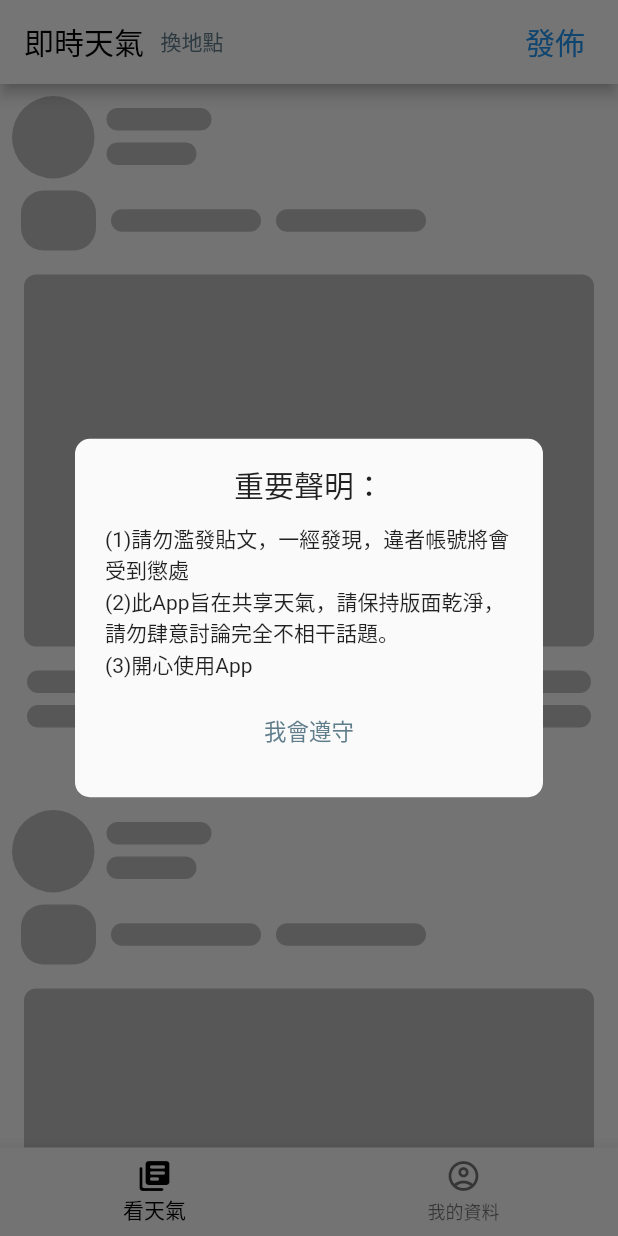
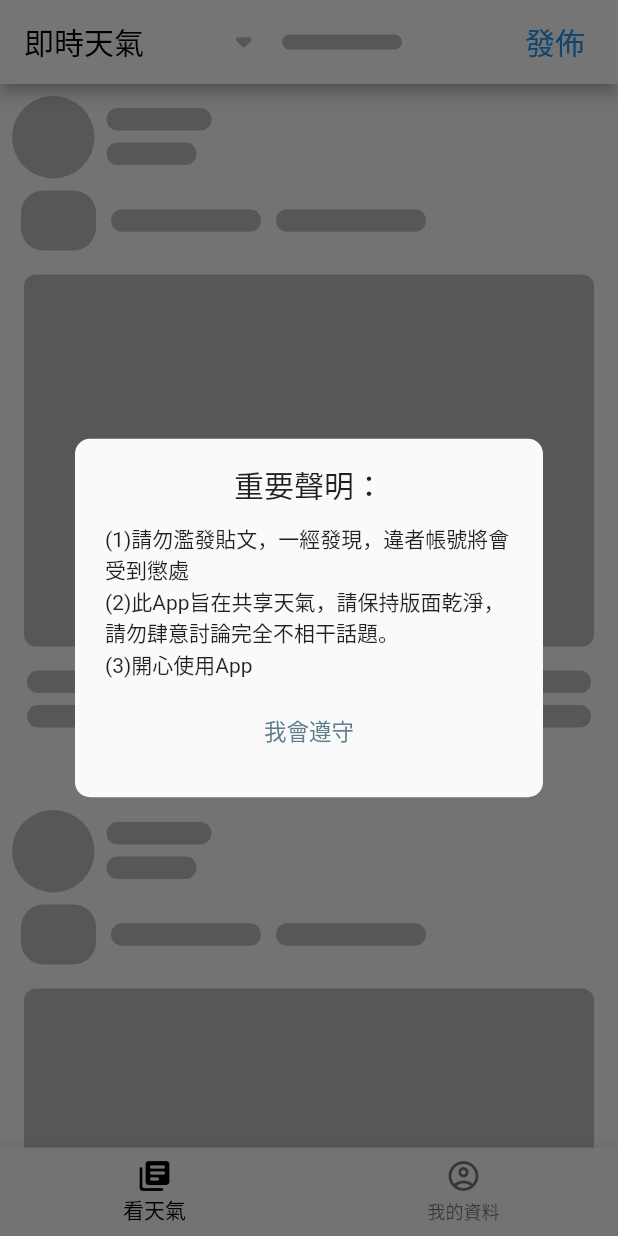
Before and after one commit to Wayne-Wang-Wayne/real_weather_app, a Flutter app: the screen it shows once a user with an empty profile is signed in, on a phone screen of 412 x 824 dp. Run offline on Flutter 3.47's test engine with Material 2 defaults, Android fonts, the phone set to English and light mode, and no system bars; drawn by our look-alikes of shimmer; our stand-ins replace cloud_firestore, firebase_auth, firebase_core, firebase_storage, flutter_easyloading, font_awesome_flutter and 3 more; missing offline and left inert: flutter_picker, image_downloader; accounts and stored records are empty.

Commit message:
修正換地點UI按鈕邏輯

```diff
--- a/lib/mainPage/mainPostPage/screens/mainPostScreen.dart
+++ b/lib/mainPage/mainPostPage/screens/mainPostScreen.dart
@@ -17,6 +17,7 @@ import 'package:real_weather_shared_app/mainPage/mainPostPage/widgets/postItem.d
 import 'package:real_weather_shared_app/mainPage/models/areaData.dart';
 import 'package:real_weather_shared_app/utils/customPageRoute.dart';
 import 'package:real_weather_shared_app/utils/someTools.dart';
+import 'package:shimmer/shimmer.dart';
 
 import '../../models/postModel.dart';
 import '../../models/userModel.dart';
@@ -184,16 +185,21 @@ class _MainPostScreenState extends State<MainPostScreen>
         appBar: AppBar(
           backgroundColor: Colors.white,
           title: Row(
+            mainAxisAlignment: MainAxisAlignment.spaceBetween,
             children: [
               Text(
                 "即時天氣",
                 style: TextStyle(color: Colors.black),
               ),
-              TextButton(
-                  onPressed: () {
-                    showPicker(context);
-                  },
-                  child: Text("換地點")),
+              isFirstLoading
+                  ? Shimmer.fromColors(
+                      baseColor: Colors.grey.shade400,
+                      highlightColor: Colors.grey.shade200,
+                      child: _getChangeLocationWidget())
+                  : _getChangeLocationWidget(),
+              SizedBox(
+                width: 5,
+              )
             ],
           ),
           actions: [
@@ -371,4 +377,32 @@ class _MainPostScreenState extends State<MainPostScreen>
 
   @override
   bool get wantKeepAlive => true;
+
+  Widget _getChangeLocationWidget() {
+    return isFirstLoading
+        ? TextButton.icon(
+            icon: Icon(
+              Icons.arrow_drop_down_rounded,
+              size: 35,
+            ),
+            onPressed: () {
+              showPicker(context);
+            },
+            label: Container(
+              height: 10,
+              width: 80,
+              decoration: BoxDecoration(
+                  color: Colors.grey.shade400,
+                  borderRadius: BorderRadius.all(Radius.circular(20))),
+            ))
+        : TextButton.icon(
+            icon: Icon(
+              Icons.arrow_drop_down_rounded,
+              size: 35,
+            ),
+            onPressed: () {
+              showPicker(context);
+            },
+            label: Text("${currentLocation[0]} ${currentLocation[1]}"));
+  }
 }
```
